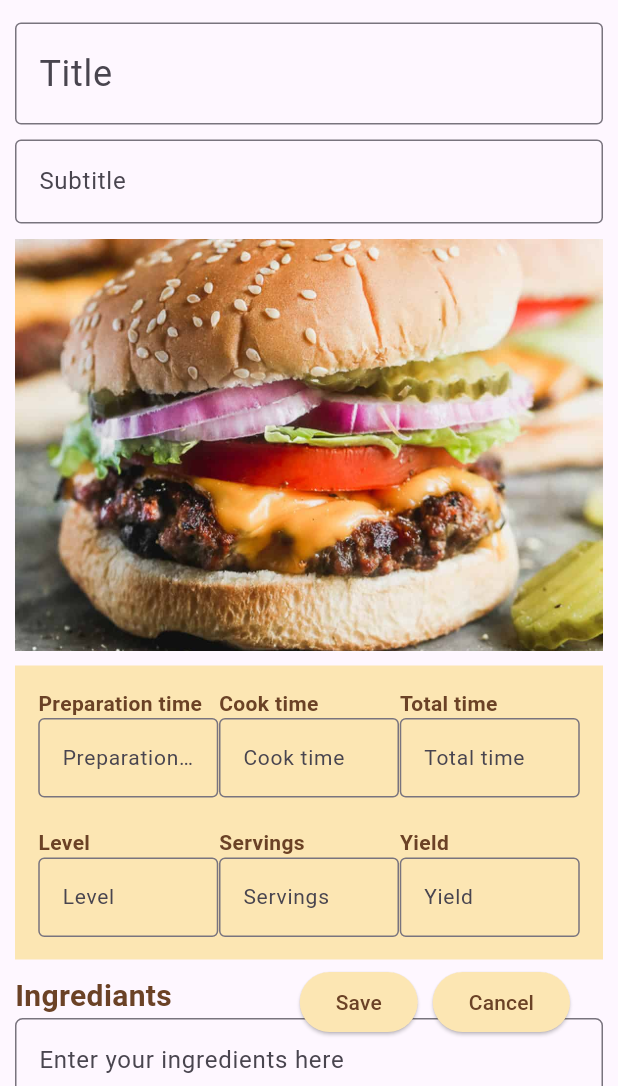
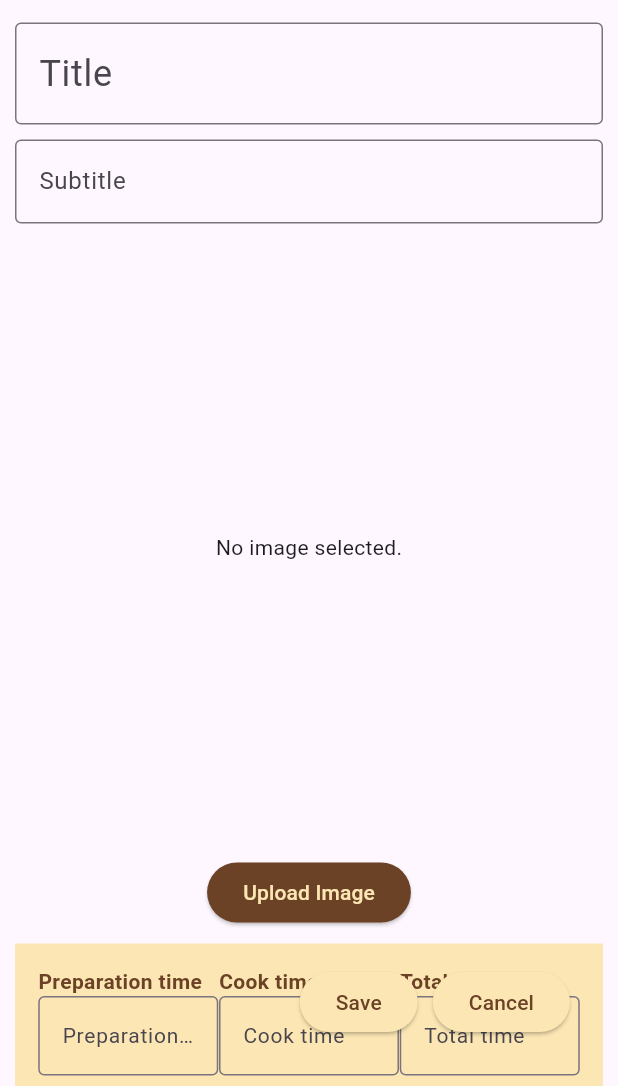
Before and after one commit to NikoletaDalaktchieva/2024-grandmas-recipes, a Flutter app: the AddRecipe screen opened by its route, on a phone screen of 412 x 824 dp, the part 150-1236 px from its top. Run offline on Flutter 3.47's test engine with Material 3 defaults, Android fonts, the phone set to English and light mode, and no system bars; drawn by our look-alikes of flutter_form_builder; our stand-ins replace get, hive, hive_flutter; missing offline and left inert: dart:html; accounts and stored records are empty.

Commit message:
Upload images to the storage

```diff
--- a/lib/components/recipe_card.dart
+++ b/lib/components/recipe_card.dart
@@ -22,9 +22,9 @@ class RecipeCard extends StatelessWidget {
       Container(
         width: size < Breakpoints.mobile ? 200 : size,
         height: size < Breakpoints.mobile ? size : 200,
-        decoration: const BoxDecoration(
+        decoration: BoxDecoration(
           image: DecorationImage(
-            image: AssetImage('assets/hamburger_recipe.jpg'),
+            image: NetworkImage(recipe.imageUrl!),
             fit: BoxFit.cover,
           ),
         ),
--- /dev/null
+++ b/lib/components/upload_image_button.dart
@@ -0,0 +1,72 @@
+import 'dart:html' as html;
+import 'package:flutter/material.dart';
+import 'package:project1/constants/app_colors.dart';
+import 'package:project1/constants/breakpoints.dart';
+
+class ImageUploadExample extends StatefulWidget {
+  final ValueChanged<String?> onImageSelected;
+  final String imageUrl;
+  final double sizeHeight;
+
+  const ImageUploadExample(this.imageUrl, this.sizeHeight,
+      {Key? key, required this.onImageSelected})
+      : super(key: key);
+
+  @override
+  _ImageUploadExampleState createState() =>
+      _ImageUploadExampleState(imageUrl, sizeHeight);
+}
+
+class _ImageUploadExampleState extends State<ImageUploadExample> {
+  String? _imageUrl;
+  double sizeHeight;
+
+  _ImageUploadExampleState(this._imageUrl, this.sizeHeight);
+
+  void _uploadImage() {
+    html.FileUploadInputElement uploadInput = html.FileUploadInputElement();
+    uploadInput.accept = 'image/*';
+    uploadInput.click();
+
+    uploadInput.onChange.listen((e) async {
+      final files = uploadInput.files;
+      if (files!.isEmpty) return;
+
+      final reader = html.FileReader();
+      reader.readAsDataUrl(files[0]);
+      reader.onLoadEnd.listen((e) {
+        setState(() {
+          _imageUrl = reader.result as String;
+        });
+        widget.onImageSelected(_imageUrl); // Invoke the callback
+      });
+    });
+  }
+
+  @override
+  Widget build(BuildContext context) {
+    return SizedBox(
+      width: Breakpoints.tablet.toDouble(),
+      child: Column(
+        mainAxisAlignment: MainAxisAlignment.center,
+        children: [
+          SizedBox(
+            height: sizeHeight / 2,
+            child: Center(
+                child: _imageUrl == ""
+                    ? const Text('No image selected.')
+                    : Image.network(_imageUrl!)),
+          ),
+          ElevatedButton(
+            onPressed: _uploadImage,
+            style: ButtonStyle(
+              backgroundColor: WidgetStateProperty.all(AppColors.textColor),
+              foregroundColor: WidgetStateProperty.all(AppColors.elementColor),
+            ),
+            child: const Text('Upload Image'),
+          ),
+        ],
+      ),
+    );
+  }
+}
--- a/lib/models/recipe.dart
+++ b/lib/models/recipe.dart
@@ -3,6 +3,7 @@ class Recipe {
   int id;
   String title;
   String subtitle;
+  String imageUrl;
   String? preparationTime;
   String? cookTime;
   String? totalTime;
@@ -12,9 +13,24 @@ class Recipe {
   String? ingredients;
   String? directions;
 
+  Recipe.empty()
+      : id = counterId++,
+        title = "",
+        subtitle = "",
+        imageUrl = "",
+        preparationTime = null,
+        cookTime = null,
+        totalTime = null,
+        level = null,
+        servings = null,
+        yield = null,
+        ingredients = null,
+        directions = null;
+
   Recipe(
       this.title,
       this.subtitle,
+      this.imageUrl,
       this.preparationTime,
       this.cookTime,
       this.totalTime,
@@ -28,6 +44,7 @@ class Recipe {
   Map toJson() => {
         'title': title,
         'subtitle': subtitle,
+        'imageUrl': imageUrl,
         'preparationTime': preparationTime,
         'cookTime': cookTime,
         'totalTime': totalTime,
@@ -42,6 +59,7 @@ class Recipe {
     return Recipe(
       json['title'],
       json['subtitle'],
+      json['imageUrl'],
       json['preparationTime'],
       json['cookTime'],
       json['totalTime'],
@@ -57,6 +75,7 @@ class Recipe {
   String toString() {
     return '''
     Recipe:
+      Id: $id
       Title: $title
       Subtitle: $subtitle
       Preparation Time: $preparationTime
--- a/lib/pages/add_recipe.dart
+++ b/lib/pages/add_recipe.dart
@@ -1,6 +1,7 @@
 import 'package:flutter/material.dart';
 import 'package:project1/components/header.dart';
 import 'package:flutter_form_builder/flutter_form_builder.dart';
+import 'package:project1/components/upload_image_button.dart';
 import 'package:project1/constants/app_colors.dart';
 import 'package:project1/constants/breakpoints.dart';
 import 'package:get/get.dart';
@@ -10,13 +11,13 @@ import 'package:project1/models/recipe.dart';
 class AddRecipe extends StatelessWidget {
   final GlobalKey<FormBuilderState> _fbKey = GlobalKey<FormBuilderState>();
   final recipeController = Get.find<RecipeController>();
-  Recipe recipe = Recipe("", "", "", "", "", "", "", "", "", "");
+  late Recipe recipe = Recipe.empty();
 
   AddRecipe({super.key});
 
   @override
   Widget build(BuildContext context) {
-    if (Get.arguments != null) recipe = Get.arguments;
+    Get.arguments != null ? recipe = Get.arguments : recipe = Recipe.empty();
     var size = MediaQuery.of(context).size;
 
     return Scaffold(
@@ -84,16 +85,18 @@ class AddRecipe extends StatelessWidget {
   }
 
   Widget image(size) {
-    return Container(
-      width: Breakpoints.tablet.toDouble(),
-      height: size.height / 3,
-      decoration: const BoxDecoration(
-        image: DecorationImage(
-          image: AssetImage('assets/hamburger_recipe.jpg'),
-          fit: BoxFit.cover,
-        ),
-      ),
-    );
+    return ImageUploadExample(recipe.imageUrl, size.height,
+        onImageSelected: (imageUrl) => recipe.imageUrl = imageUrl!);
+    // return Container(
+    //   width: Breakpoints.tablet.toDouble(),
+    //   height: size.height / 3,
+    //   decoration: const BoxDecoration(
+    //     image: DecorationImage(
+    //       image: AssetImage('assets/hamburger_recipe.jpg'),
+    //       fit: BoxFit.cover,
+    //     ),
+    //   ),
+    // );
   }
 
   Widget mainInfo() {
@@ -239,23 +242,19 @@ class AddRecipe extends StatelessWidget {
   }
 
   saveFunction() {
-    Recipe newRecipe = new Recipe(
-        getKey('title'),
-        getKey("subtitle"),
-        getKey("preparation_time"),
-        getKey("cook_time"),
-        getKey("total_time"),
-        getKey("level"),
-        getKey("servings"),
-        getKey("yield"),
-        getKey("ingredients"),
-        getKey("directions"));
+    recipe.title = getKey('title');
+    recipe.subtitle = getKey("subtitle");
+    recipe.preparationTime = getKey("preparation_time");
+    recipe.cookTime = getKey("cook_time");
+    recipe.totalTime = getKey("total_time");
+    recipe.level = getKey("level");
+    recipe.servings = getKey("servings");
+    recipe.yield = getKey("yield");
+    recipe.ingredients = getKey("ingredients");
+    recipe.directions = getKey("directions");
 
-    if (recipe.title.isEmpty) {
-      recipeController.add(newRecipe);
-    } else {
-      recipeController.update(recipe.id, newRecipe);
-    }
+    recipeController.update(recipe);
+
     Get.toNamed("/");
   }
 
--- a/pubspec.yaml
+++ b/pubspec.yaml
@@ -13,6 +13,10 @@ dependencies:
   flutter_form_builder: ^8.0.0
   hive: ^2.2.0
   hive_flutter: ^1.1.0
+  image_picker: ^1.0.0
+  path_provider: ^2.1.4
+  path: ^1.8.0
+  image_picker_for_web: ^2.0.0
 
 dev_dependencies:
   flutter_test:
```
Also changed, not shown: lib/components/add_button.dart (deleted, +0 -26 lines), lib/controllers/recipe_controler.dart (+7 -11 lines), lib/main.dart (+10 -0 lines), pubspec.lock, 5 other files.
